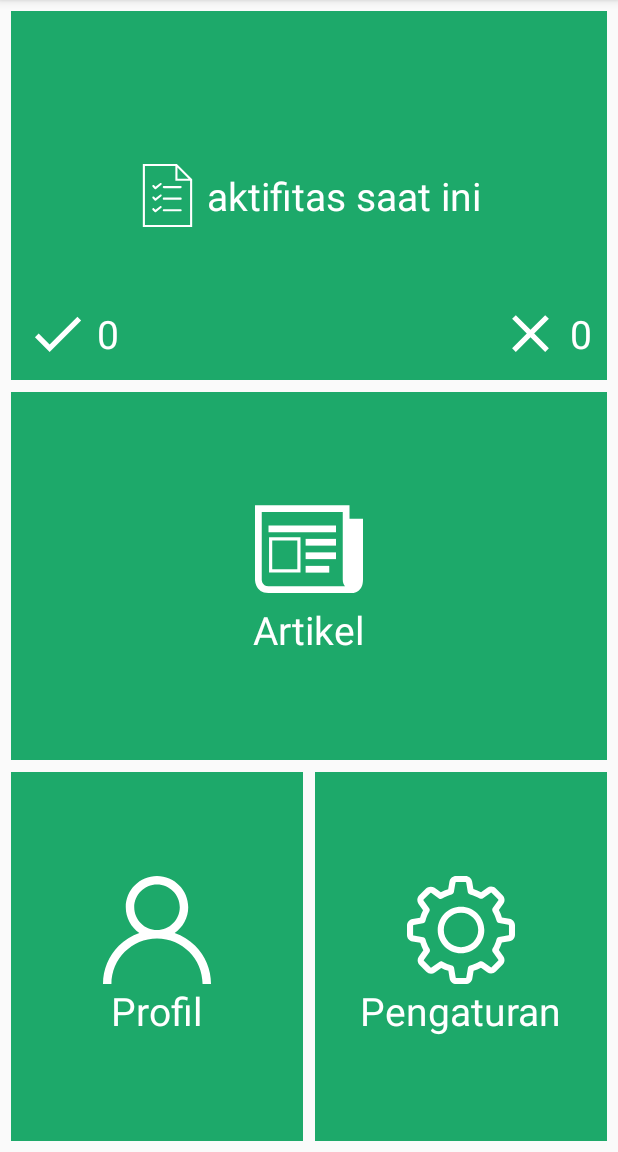
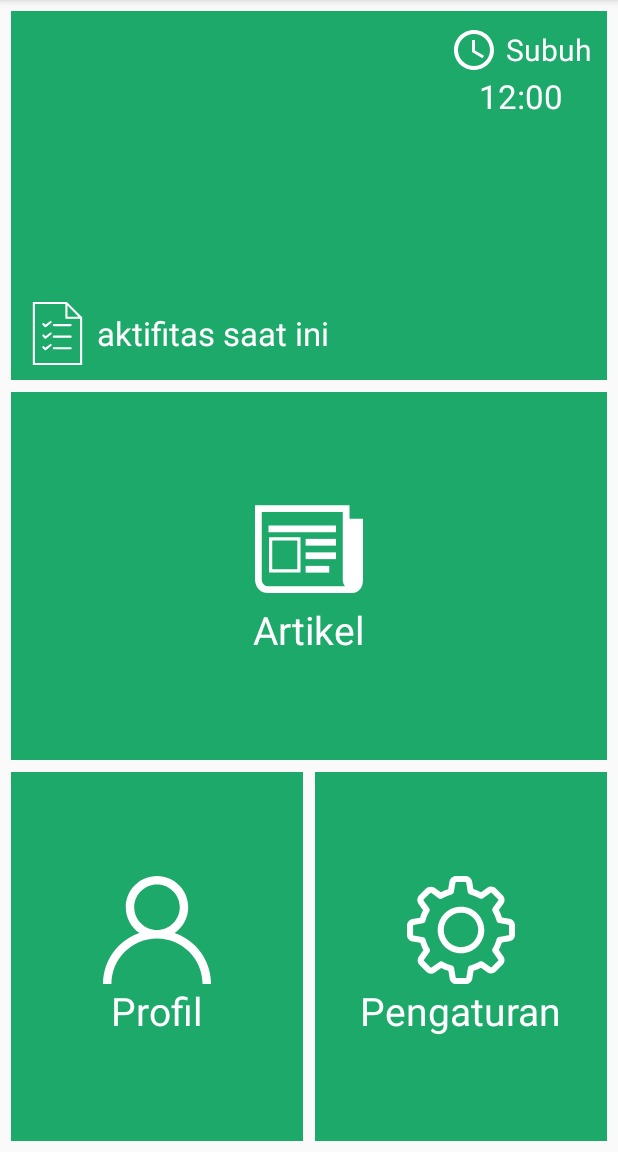
Before and after one commit to faradaycode/yawmiamal, an Android app: the screen it shows after launch (MainActivity), on a phone screen of 412 x 824 dp, the part 84-1236 px from its top. Run offline under Robolectric (Android 15) with nearby library versions, the phone set to English and light mode, and no system bars; our stand-ins replace ButterKnife.

Commit message:
fix some value resources

```diff
--- a/app/src/main/java/com/bangfer/assistask/Activities/MainActivity.java
+++ b/app/src/main/java/com/bangfer/assistask/Activities/MainActivity.java
@@ -1,16 +1,34 @@
+
+/*
+ * Created by Ferdi Reza on 8/20/19 9:52 AM
+ * Copyright (c) 2019 . All rights reserved
+ * Last modified 8/20/19 9:23 AM
+ */
+
 package com.bangfer.assistask.Activities;
+
+import android.content.Intent;
+import android.os.Bundle;
 
 import androidx.appcompat.app.AppCompatActivity;
 
-import android.os.Bundle;
-
 import com.bangfer.assistask.R;
 
+import butterknife.ButterKnife;
+import butterknife.OnClick;
+
 public class MainActivity extends AppCompatActivity {
+
+    @OnClick(R.id.bt_setting)
+    void toSetting()
+    {
+        startActivity(new Intent(MainActivity.this, PengaturanActivity.class));
+    }
 
     @Override
     protected void onCreate(Bundle savedInstanceState) {
         super.onCreate(savedInstanceState);
         setContentView(R.layout.activity_main);
+        ButterKnife.bind(MainActivity.this);
     }
 }
--- a/app/src/main/res/layout/activity_main.xml
+++ b/app/src/main/res/layout/activity_main.xml
@@ -4,110 +4,102 @@
     xmlns:tools="http://schemas.android.com/tools"
     android:layout_width="match_parent"
     android:layout_height="match_parent"
-    tools:context=".Activities.MainActivity"
-    android:padding="3dp">
+    android:padding="3dp"
+    tools:context=".Activities.MainActivity">
 
     <androidx.gridlayout.widget.GridLayout
         android:layout_width="0dp"
         android:layout_height="0dp"
+        app:alignmentMode="alignBounds"
+        app:columnCount="2"
+        app:layout_constraintBottom_toBottomOf="parent"
+        app:layout_constraintEnd_toEndOf="parent"
         app:layout_constraintStart_toStartOf="parent"
-        app:layout_constraintEnd_toEndOf="parent"
         app:layout_constraintTop_toTopOf="parent"
-        app:layout_constraintBottom_toBottomOf="parent"
-        app:columnCount="2"
         app:rowCount="3"
-        app:useDefaultMargins="true"
-        app:alignmentMode="alignBounds">
+        app:useDefaultMargins="true">
 
         <RelativeLayout
+            android:layout_width="0dp"
             android:layout_height="0dp"
-            android:layout_width="0dp"
             android:background="@color/gridItem"
             android:clickable="true"
             android:focusable="true"
+            app:layout_columnSpan="2"
             app:layout_columnWeight="1"
-            app:layout_rowWeight="1"
-            app:layout_columnSpan="2"
+            app:layout_gravity="fill_vertical"
+            app:layout_row="0"
             app:layout_rowSpan="1"
-            app:layout_row="0"
-            app:layout_gravity="fill_vertical">
+            app:layout_rowWeight="1">
 
             <RelativeLayout
                 android:layout_width="match_parent"
                 android:layout_height="match_parent"
                 android:background="?attr/selectableItemBackground"
-                android:padding="10dp"
+                android:orientation="vertical"
+                android:padding="10dp">
+
+                <LinearLayout
+                    android:id="@+id/cn_sholat"
+                    android:layout_width="wrap_content"
+                    android:layout_height="wrap_content"
+                    android:layout_alignParentTop="true"
+                    android:layout_alignParentEnd="true"
+                    android:gravity="center"
                     android:orientation="vertical">
 
                     <LinearLayout
                         android:layout_width="wrap_content"
                         android:layout_height="wrap_content"
-                    android:orientation="horizontal"
-                    android:layout_centerInParent="true"
-                    android:gravity="center">
+                        android:layout_alignParentTop="true"
+                        android:layout_alignParentEnd="true"
+                        android:gravity="center"
+                        android:orientation="horizontal">
 
                         <ImageView
-                        android:layout_width="@dimen/miniconhome"
-                        android:layout_height="@dimen/miniconhome"
-                        android:tint="@android:color/white"
-                        android:src="@drawable/ic_list"/>
+                            android:layout_width="32dp"
+                            android:layout_height="32dp"
+                            android:src="@drawable/ic_access_time" />
 
                         <TextView
                             android:layout_width="wrap_content"
                             android:layout_height="wrap_content"
-                        android:text="aktifitas saat ini"
+                            android:text="Subuh"
                             android:layout_marginStart="5dp"
-                        android:textColor="@android:color/white"
-                        android:textSize="@dimen/texthome"/>
+                            android:textSize="20sp" />
 
                     </LinearLayout>
 
-                <!--ini nanti diganti sama icon ceklis, munculin angka task yang udahan setelah icon-->
-                <LinearLayout
+                    <TextView
                         android:layout_width="wrap_content"
                         android:layout_height="wrap_content"
-                    android:orientation="horizontal"
-                    android:gravity="center"
-                    android:layout_alignParentBottom="true"
-                    android:layout_alignParentEnd="true">
-
-                    <ImageView
-                        android:layout_width="@dimen/miniconhome"
-                        android:layout_height="@dimen/miniconhome"
-                        android:src="@drawable/ic_close"/>
-
-                    <TextView
-                        android:id="@+id/txbelum"
-                        android:layout_width="wrap_content"
-                        android:layout_height="wrap_content"
-                        android:text="0"
-                        android:layout_marginStart="5dp"
-                        android:textColor="@android:color/white"
-                        android:textSize="@dimen/texthome"/>
+                        android:text="12:00"
+                        android:textSize="22sp" />
 
                 </LinearLayout>
 
                 <LinearLayout
                     android:layout_width="wrap_content"
                     android:layout_height="wrap_content"
-                    android:orientation="horizontal"
+                    android:layout_alignParentStart="true"
+                    android:layout_alignParentBottom="true"
                     android:gravity="center"
-                    android:layout_alignParentBottom="true"
-                    android:layout_alignParentStart="true">
+                    android:orientation="horizontal">
 
                     <ImageView
                         android:layout_width="@dimen/miniconhome"
                         android:layout_height="@dimen/miniconhome"
-                        android:src="@drawable/ic_check"/>
+                        android:src="@drawable/ic_list"
+                        android:tint="@android:color/white" />
 
                     <TextView
-                        android:id="@+id/txsudah"
-                        android:layout_width="wrap_content"
+                        android:layout_width="170dp"
                         android:layout_height="wrap_content"
-                        android:text="0"
                         android:layout_marginStart="5dp"
+                        android:maxLines="1"
+                        android:text="aktifitas saat ini"
                         android:textColor="@android:color/white"
-                        android:textSize="@dimen/texthome"/>
+                        android:textSize="22sp" />
 
                 </LinearLayout>
 
@@ -116,123 +108,124 @@
         </RelativeLayout>
 
         <RelativeLayout
+            android:layout_width="0dp"
             android:layout_height="0dp"
-            android:layout_width="0dp"
             android:background="@color/gridItem"
             android:clickable="true"
             android:focusable="true"
+            app:layout_column="0"
+            app:layout_columnSpan="2"
             app:layout_columnWeight="1"
-            app:layout_rowWeight="1"
-            app:layout_columnSpan="2"
-            app:layout_column="0"
+            app:layout_gravity="fill_vertical"
             app:layout_row="1"
             app:layout_rowSpan="1"
-            app:layout_gravity="fill_vertical">
+            app:layout_rowWeight="1">
 
             <LinearLayout
                 android:layout_width="match_parent"
                 android:layout_height="match_parent"
-                android:orientation="vertical"
+                android:background="?attr/selectableItemBackground"
                 android:gravity="center"
-                android:background="?attr/selectableItemBackground">
+                android:orientation="vertical">
 
                 <ImageView
                     android:layout_width="@dimen/iconhome"
                     android:layout_height="@dimen/iconhome"
-                    android:tint="@android:color/white"
                     android:layout_gravity="center"
-                    android:src="@drawable/ic_folded_newspaper"/>
+                    android:src="@drawable/ic_folded_newspaper"
+                    android:tint="@android:color/white" />
 
                 <TextView
                     android:layout_width="wrap_content"
                     android:layout_height="wrap_content"
+                    android:layout_centerInParent="true"
                     android:layout_gravity="center"
                     android:text="@string/artikel"
                     android:textColor="@android:color/white"
-                    android:textSize="@dimen/texthome"
-                    android:layout_centerInParent="true"/>
+                    android:textSize="@dimen/texthome" />
 
             </LinearLayout>
 
         </RelativeLayout>
 
         <RelativeLayout
+            android:layout_width="0dp"
             android:layout_height="0dp"
-            android:layout_width="0dp"
             android:background="@color/gridItem"
             android:clickable="true"
             android:focusable="true"
+            app:layout_column="0"
+            app:layout_columnSpan="1"
             app:layout_columnWeight="1"
-            app:layout_rowWeight="1"
-            app:layout_columnSpan="1"
-            app:layout_column="0"
+            app:layout_gravity="fill_vertical"
             app:layout_row="2"
             app:layout_rowSpan="1"
-            app:layout_gravity="fill_vertical">
+            app:layout_rowWeight="1">
 
             <LinearLayout
                 android:layout_width="match_parent"
                 android:layout_height="match_parent"
-                android:orientation="vertical"
+                android:background="?attr/selectableItemBackground"
                 android:gravity="center"
-                android:background="?attr/selectableItemBackground">
+                android:orientation="vertical">
 
                 <ImageView
                     android:layout_width="@dimen/iconhome"
                     android:layout_height="@dimen/iconhome"
-                    android:tint="@android:color/white"
                     android:layout_gravity="center"
-                    android:src="@drawable/ic_user"/>
+                    android:src="@drawable/ic_user"
+                    android:tint="@android:color/white" />
 
                 <TextView
                     android:layout_width="wrap_content"
                     android:layout_height="wrap_content"
+                    android:layout_centerInParent="true"
                     android:layout_gravity="center"
                     android:text="@string/profile"
                     android:textColor="@android:color/white"
-                    android:textSize="@dimen/texthome"
-                    android:layout_centerInParent="true"/>
+                    android:textSize="@dimen/texthome" />
 
             </LinearLayout>
 
         </RelativeLayout>
 
         <RelativeLayout
+            android:layout_width="0dp"
             android:layout_height="0dp"
-            android:layout_width="0dp"
             android:background="@color/gridItem"
             android:clickable="true"
             android:focusable="true"
+            app:layout_column="1"
+            app:layout_columnSpan="1"
             app:layout_columnWeight="1"
-            app:layout_rowWeight="1"
-            app:layout_columnSpan="1"
-            app:layout_column="1"
+            app:layout_gravity="fill_vertical"
             app:layout_row="2"
             app:layout_rowSpan="1"
-            app:layout_gravity="fill_vertical">
+            app:layout_rowWeight="1">
 
             <LinearLayout
+                android:id="@+id/bt_setting"
                 android:layout_width="match_parent"
                 android:layout_height="match_parent"
-                android:orientation="vertical"
+                android:background="?attr/selectableItemBackground"
                 android:gravity="center"
-                android:background="?attr/selectableItemBackground">
+                android:orientation="vertical">
 
                 <ImageView
                     android:layout_width="@dimen/iconhome"
                     android:layout_height="@dimen/iconhome"
-                    android:tint="@android:color/white"
                     android:layout_gravity="center"
-                    android:src="@drawable/ic_settings"/>
+                    android:src="@drawable/ic_settings"
+                    android:tint="@android:color/white" />
 
                 <TextView
                     android:layout_width="wrap_content"
                     android:layout_height="wrap_content"
+                    android:layout_centerInParent="true"
                     android:layout_gravity="center"
                     android:text="@string/pengaturan"
                     android:textColor="@android:color/white"
-                    android:textSize="@dimen/texthome"
-                    android:layout_centerInParent="true"/>
+                    android:textSize="@dimen/texthome" />
 
             </LinearLayout>
 
--- a/app/src/main/res/values/dimens.xml
+++ b/app/src/main/res/values/dimens.xml
@@ -2,5 +2,8 @@
 <resources>
     <dimen name="iconhome">72dp</dimen>
     <dimen name="texthome">26sp</dimen>
+    <dimen name="txsetting">18sp</dimen>
     <dimen name="miniconhome">42dp</dimen>
+    <dimen name="defa16">16dp</dimen>
+    <dimen name="logoinabout">96dp</dimen>
 </resources>
--- a/app/src/main/res/values/strings.xml
+++ b/app/src/main/res/values/strings.xml
@@ -3,4 +3,9 @@
     <string name="artikel">Artikel</string>
     <string name="profile">Profil</string>
     <string name="pengaturan">Pengaturan</string>
+    <string name="lokasi">Lokasi Anda</string>
+    <string name="pemberitahuan">Pemberitahuan</string>
+    <string name="feedback">Kritik dan Saran</string>
+    <string name="about">Tentang</string>
+    <string name="detailtask">Selengkapnya</string>
 </resources>
--- a/app/src/main/res/values/styles.xml
+++ b/app/src/main/res/values/styles.xml
@@ -8,4 +8,26 @@
         <item name="colorAccent">@color/colorAccent</item>
     </style>
 
+    <style name="settingst" parent="AppTheme">
+        <item name="android:textViewStyle">@style/BlackTX</item>
+    </style>
+
+    <style name="mainst" parent="AppTheme">
+        <item name="android:textViewStyle">@style/WhiteTX</item>
+    </style>
+
+    <style name="BlackTX" parent="android:Widget.TextView">
+        <item name="android:textColor">@android:color/black</item>
+    </style>
+
+    <style name="WhiteTX" parent="android:Widget.TextView">
+        <item name="android:textColor">@android:color/white</item>
+    </style>
+
+    <style name="clickable">
+        <item name="android:background">?attr/selectableItemBackground</item>
+        <item name="android:clickable">true</item>
+        <item name="android:focusable">true</item>
+    </style>
+
 </resources>
```
Also changed, not shown: app/build.gradle (+8 -0 lines), app/src/main/AndroidManifest.xml (+11 -2 lines). Lines whose indentation alone changed are shown as unchanged.
